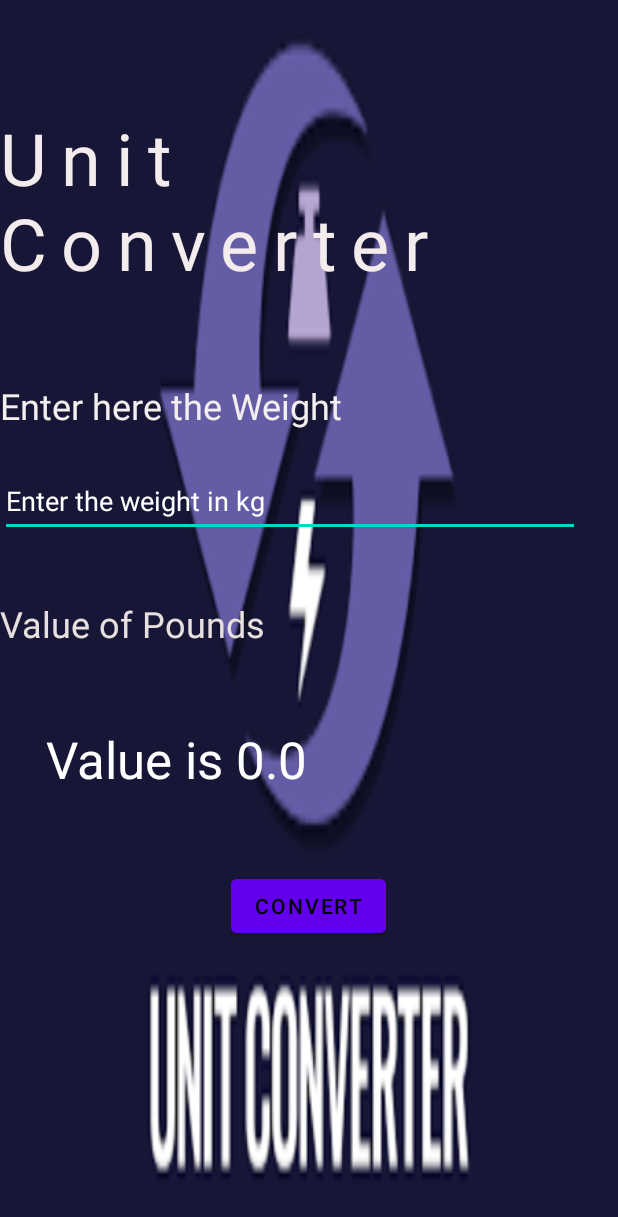
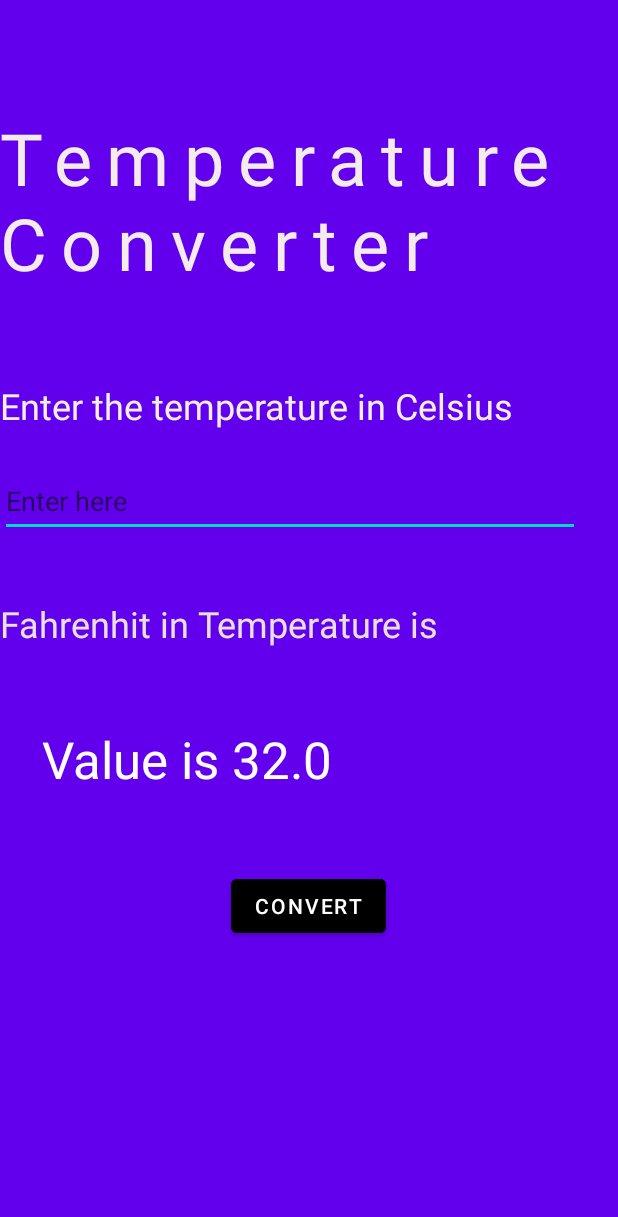
Before and after one commit to SomnathNikam/Androidexamples, an Android app: the screen it shows after launch (MainActivity2), after a tap on "CONVERT", on a phone screen of 412 x 824 dp. Shown: the top 1217 px of the screen. Run offline under Robolectric (Android 15) with nearby library versions, the phone set to English and light mode, and no system bars; 1 statement that could not run was skipped.

```diff
--- a/app/src/main/java/com/example/unitconverter/MainActivity.kt
+++ b/app/src/main/java/com/example/unitconverter/MainActivity.kt
@@ -1,5 +1,6 @@
 package com.example.unitconverter
 
+import android.annotation.SuppressLint
 import android.content.Intent
 import android.os.*
 import androidx.appcompat.app.AppCompatActivity
@@ -10,6 +11,7 @@ import androidx.annotation.RequiresApi
 
 
 class MainActivity : AppCompatActivity() {
+    @SuppressLint("SuspiciousIndentation")
     @RequiresApi(Build.VERSION_CODES.P)
     override fun onCreate(savedInstanceState: Bundle?) {
         super.onCreate(savedInstanceState)
--- a/app/src/main/java/com/example/unitconverter/MainActivity2.kt
+++ b/app/src/main/java/com/example/unitconverter/MainActivity2.kt
@@ -2,18 +2,18 @@ package com.example.unitconverter
 
 import androidx.appcompat.app.AppCompatActivity
 import android.os.Bundle
-import android.text.Editable
+//import android.text.Editable
 import android.widget.Button
 import android.widget.EditText
 import android.widget.TextView
 
-public class MainActivity2 : AppCompatActivity() {
+ class MainActivity2 : AppCompatActivity() {
     override fun onCreate(savedInstanceState: Bundle?) {
         super.onCreate(savedInstanceState)
         setContentView(R.layout.activity_main2)
-         val t1 = findViewById<TextView>(R.id.txt2)
+
         var editText = findViewById<EditText>(R.id.editTextNumber)
-        val t2 = findViewById<TextView>(R.id.Pound3)
+
         var t3 = findViewById<TextView>(R.id.Value4)
         val btn = findViewById<Button>(R.id.button)
 
@@ -21,10 +21,10 @@ public class MainActivity2 : AppCompatActivity() {
 
         btn.setOnClickListener {
             val getvaluefromedittext = editText.text.toString()
-            val pound:Float = getvaluefromedittext.toFloat()
-            val returntxt = pound*2.205
+            val celsius:Float = getvaluefromedittext.toFloat()
+            val returntxt = (celsius*9/5)+32
             returntxt.toString()
-            t3.setText("Value is "+returntxt)
+            t3.setText("Value is $returntxt")
         }
     }
 
--- a/app/src/main/res/layout/activity_main.xml
+++ b/app/src/main/res/layout/activity_main.xml
@@ -11,8 +11,8 @@
         android:id="@+id/mytxt"
         android:layout_width="wrap_content"
         android:layout_height="wrap_content"
-        android:letterSpacing="0.2"
-        android:text="Unit Converter"
+        android:letterSpacing="0.1"
+        android:text="Temperature Converter"
         android:textAlignment="center"
         android:textColor="#0E0000"
         android:textSize="50dp"
--- a/app/src/main/res/layout/activity_main2.xml
+++ b/app/src/main/res/layout/activity_main2.xml
@@ -4,7 +4,7 @@
     xmlns:tools="http://schemas.android.com/tools"
     android:layout_width="match_parent"
     android:layout_height="match_parent"
-    android:background="@drawable/download2"
+    android:background="@color/purple_500"
     tools:context=".MainActivity2">
 
     <TextView
@@ -13,7 +13,7 @@
         android:layout_height="wrap_content"
 
         android:letterSpacing="0.2"
-        android:text="Unit Converter"
+        android:text="Temperature Converter"
         android:textColor="#F4ECEC"
         android:textSize="48sp"
         android:elevation="20dp"
@@ -28,8 +28,10 @@
         android:id="@+id/txt2"
         android:layout_width="wrap_content"
         android:layout_height="wrap_content"
+        android:importantForAutofill="auto"
 
-        android:text="Enter here the Weight"
+        android:keepScreenOn="true"
+        android:text="Enter the temperature in Celsius"
         android:textColor="#F3EFEF"
         android:textSize="24sp"
         app:layout_constraintBottom_toBottomOf="parent"
@@ -44,11 +46,11 @@
         android:layout_width="match_parent"
         android:layout_height="wrap_content"
         android:layout_marginRight="25dp"
-        android:textColorHint="@color/white"
-        android:hint="Enter the weight in kg"
-        android:inputType="number"
+
+        android:hint="Enter here"
+        android:inputType="numberDecimal"
         android:minHeight="48dp"
-        android:textColor="#3E2828"
+        android:textColor="@color/white"
         app:layout_constraintBottom_toBottomOf="parent"
         app:layout_constraintEnd_toEndOf="parent"
         app:layout_constraintHorizontal_bias="0.0"
@@ -60,7 +62,7 @@
         android:id="@+id/Pound3"
         android:layout_width="wrap_content"
         android:layout_height="wrap_content"
-        android:text="Value of Pounds"
+        android:text="Fahrenhit in Temperature is "
 
         android:textColor="#E8DFDF"
         android:textSize="24sp"
@@ -88,9 +90,9 @@
         android:id="@+id/button"
         android:layout_width="wrap_content"
         android:layout_height="wrap_content"
-        android:backgroundTint="@color/purple_500"
+        android:backgroundTint="@color/black"
         android:text="Convert"
-        android:textColor="@color/black"
+        android:textColor="@color/white"
         app:layout_constraintBottom_toBottomOf="parent"
         app:layout_constraintEnd_toEndOf="parent"
         app:layout_constraintHorizontal_bias="0.498"
--- a/settings.gradle
+++ b/settings.gradle
@@ -12,5 +12,5 @@ dependencyResolutionManagement {
         mavenCentral()
     }
 }
-rootProject.name = "UnitConverter"
+rootProject.name = "TemperatureConverter"
 include ':app'
```
